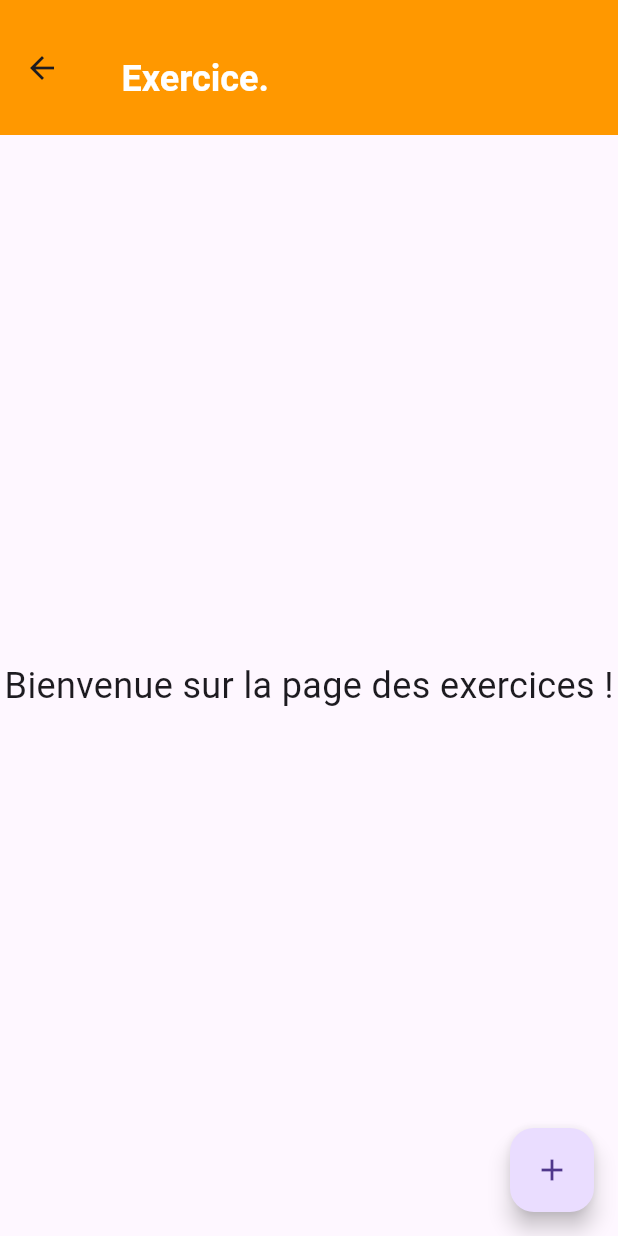
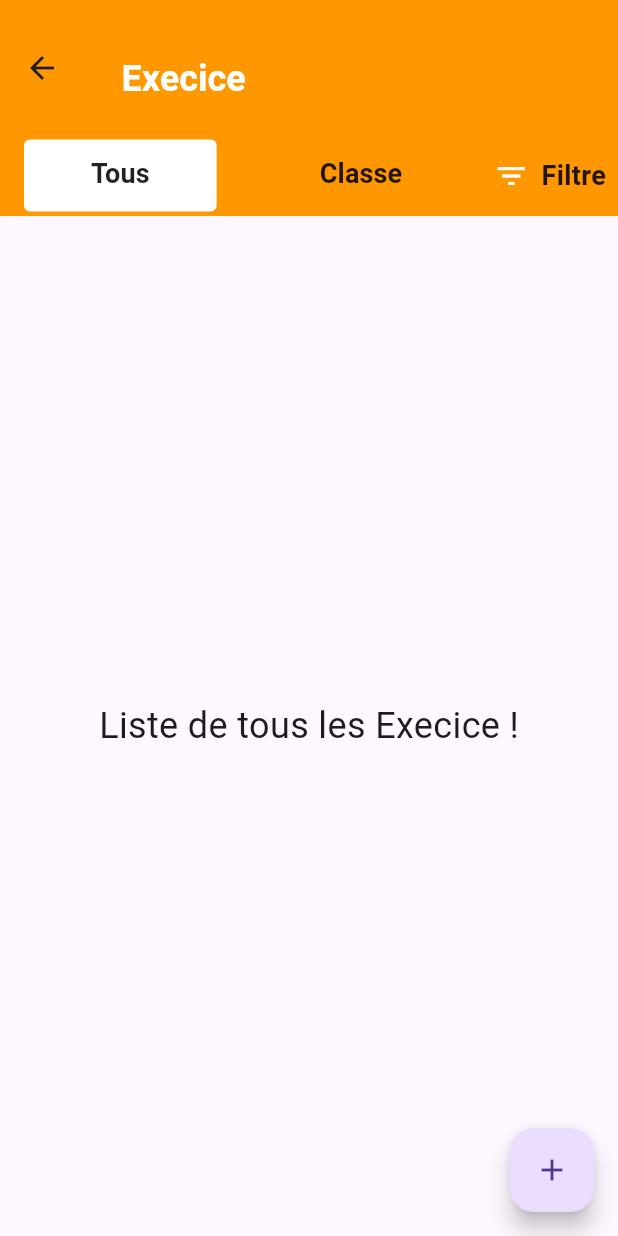
Before and after one commit to ketsru/apk, a Flutter app: the TeacherExercicePage screen opened by its route, on a phone screen of 412 x 824 dp. Run offline on Flutter 3.47's test engine with Material 3 defaults, Android fonts, the phone set to English and light mode, and no system bars; our stand-ins replace flutter_bloc, hive_flutter, image_picker, shared_preferences; accounts and stored records are empty; project files that could hold a hidden picture were left out.

Commit message:
Mise en place des fitre

```diff
--- a/lib/screens/teacher/add_exercice.dart
+++ b/lib/screens/teacher/add_exercice.dart
@@ -55,7 +55,8 @@ class _AddExerciseState extends State<AddExercise> {
                   _selectedClass = newValue;
                 });
               },
-              validator: (value) => value == null ? 'Veuillez choisir une classe' : null,
+              validator: (value) =>
+                  value == null ? 'Veuillez choisir une classe' : null,
               decoration: InputDecoration(
                 labelText: 'Choisir la classe',
                 border: OutlineInputBorder(),
@@ -77,7 +78,8 @@ class _AddExerciseState extends State<AddExercise> {
                   _selectedSubject = newValue;
                 });
               },
-              validator: (value) => value == null ? 'Veuillez choisir une matière' : null,
+              validator: (value) =>
+                  value == null ? 'Veuillez choisir une matière' : null,
               decoration: InputDecoration(
                 labelText: 'Choisir la matière',
                 border: OutlineInputBorder(),
--- a/lib/screens/teacher/teacher_exercice_page.dart
+++ b/lib/screens/teacher/teacher_exercice_page.dart
@@ -1,31 +1,85 @@
-// lib/screens/teacher/teacher_exercice_page.dart
-
 import 'package:flutter/material.dart';
 import 'package:apk/widgets/custom_app_bar.dart';
 import 'package:apk/widgets/custom_footer.dart';
-import 'package:apk/widgets/custom_modal_with_margin.dart'; // Assurez-vous que le chemin est correct
+import 'package:apk/widgets/custom_modal_with_margin.dart'; // Non utilisé ici, mais peut-être utile ailleurs.
+import 'package:apk/widgets/filtre_tab_bar.dart'; // Import the new widget
 
-class TeacherExercicePage extends StatelessWidget {
+class TeacherExercicePage extends StatefulWidget {
+  @override
+  _TeacherExercicePageState createState() => _TeacherExercicePageState();
+}
+
+class _TeacherExercicePageState extends State<TeacherExercicePage>
+    with SingleTickerProviderStateMixin {
+  late TabController _tabController;
+
+  @override
+  void initState() {
+    super.initState();
+    _tabController = TabController(vsync: this, length: 2); // Nombre de tabs
+  }
+
+  @override
+  void dispose() {
+    _tabController.dispose();
+    super.dispose();
+  }
+
+  void _showFilterDialog() {
+    showDialog(
+      context: context,
+      builder: (BuildContext context) {
+        return AlertDialog(
+          title: Text('Filtre'),
+          content: Text('Contenu du filtre ici.'),
+          actions: <Widget>[
+            TextButton(
+              child: Text('Fermer'),
+              onPressed: () {
+                Navigator.of(context).pop();
+              },
+            ),
+          ],
+        );
+      },
+    );
+  }
+
   @override
   Widget build(BuildContext context) {
     return Scaffold(
       appBar: CustomAppBar(
-        title: 'Exercice.',
-      ), // Utiliser le CustomAppBar ici
-      body: const Column(
+        title: 'Execice',
+      ),
+      body: Column(
         children: [
+          TabBarWithFilter(
+            tabController: _tabController,
+            onFilterPressed: _showFilterDialog,
+          ),
           Expanded(
-            child: Center(
-              child: Text(
-                'Bienvenue sur la page des exercices !',
-                style: TextStyle(fontSize: 24),
-              ),
+            child: TabBarView(
+              controller: _tabController,
+              children: <Widget>[
+                Center(
+                  child: Text(
+                    'Liste de tous les Execice !',
+                    style: TextStyle(fontSize: 24),
+                  ),
+                ),
+                Center(
+                  child: Text(
+                    'Filtrer les cours par Classe',
+                    style: TextStyle(fontSize: 24),
+                  ),
+                ),
+              ],
             ),
           ),
         ],
       ),
       floatingActionButton: FloatingActionButton(
-        key: UniqueKey(), // Ensure unique key for AnimatedSwitcher
+        key: UniqueKey(),
         onPressed: () {
           showModalBottomSheet(
             context: context,
--- /dev/null
+++ b/lib/widgets/filtre_tab_bar.dart
@@ -0,0 +1,77 @@
+import 'package:flutter/material.dart';
+
+class TabBarWithFilter extends StatelessWidget {
+  final TabController tabController;
+  final VoidCallback onFilterPressed;
+
+  TabBarWithFilter({
+    required this.tabController,
+    required this.onFilterPressed,
+  });
+
+  @override
+  Widget build(BuildContext context) {
+    return Container(
+      color: Colors.orange,
+      padding: const EdgeInsets.symmetric(vertical: 3.0),
+      child: Row(
+        children: <Widget>[
+          Expanded(
+            child: TabBar(
+              controller: tabController,
+              isScrollable: false,
+              dividerColor: Colors.transparent,
+              indicator: BoxDecoration(
+                color: Colors.white,
+                borderRadius: BorderRadius.circular(4.0),
+              ),
+              tabs: <Widget>[
+                Tab(
+                  child: Center(
+                    child: Text(
+                      "Tous",
+                      style: TextStyle(
+                        color: Colors.black87,
+                        fontWeight: FontWeight.bold,
+                        fontSize: 18.0,
+                      ),
+                    ),
+                  ),
+                ),
+                Tab(
+                  child: Center(
+                    child: Text(
+                      "Classe",
+                      style: TextStyle(
+                        color: Colors.black87,
+                        fontWeight: FontWeight.bold,
+                        fontSize: 18.0,
+                      ),
+                    ),
+                  ),
+                ),
+              ],
+            ),
+          ),
+          IconButton(
+            icon: Row(
+              children: <Widget>[
+                Icon(Icons.filter_list, color: Colors.white),
+                SizedBox(width: 8),
+                Text(
+                  "Filtre",
+                  style: TextStyle(
+                    color: Colors.black87,
+                    fontWeight: FontWeight.bold,
+                    fontSize: 18.0,
+                  ),
+                ),
+              ],
+            ),
+            onPressed: onFilterPressed,
+          ),
+        ],
+      ),
+    );
+  }
+}
```
Also changed, not shown: lib/screens/teacher/course_page.dart (+64 -10 lines), lib/screens/teacher/note_page.dart (+64 -10 lines), lib/widgets/custom_modal_view.dart (deleted, +0 -39 lines).
